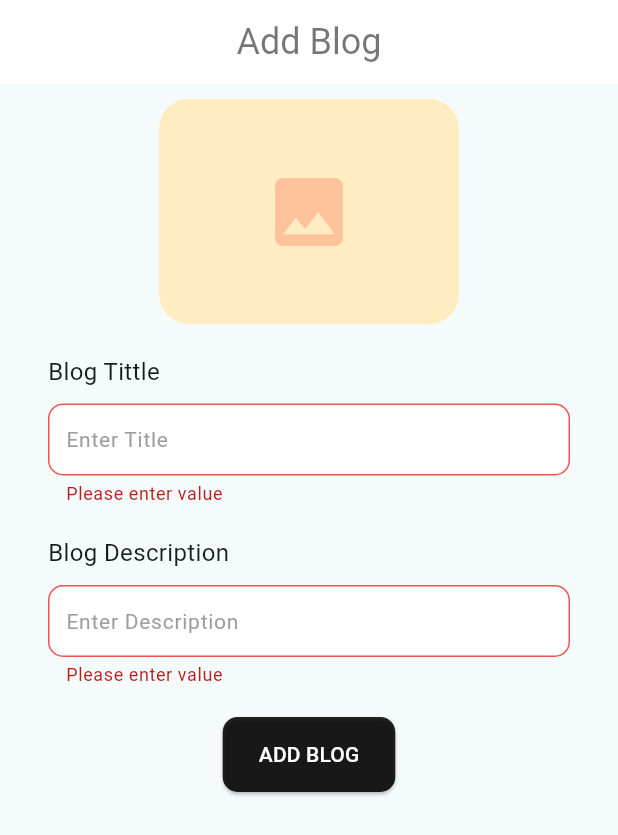
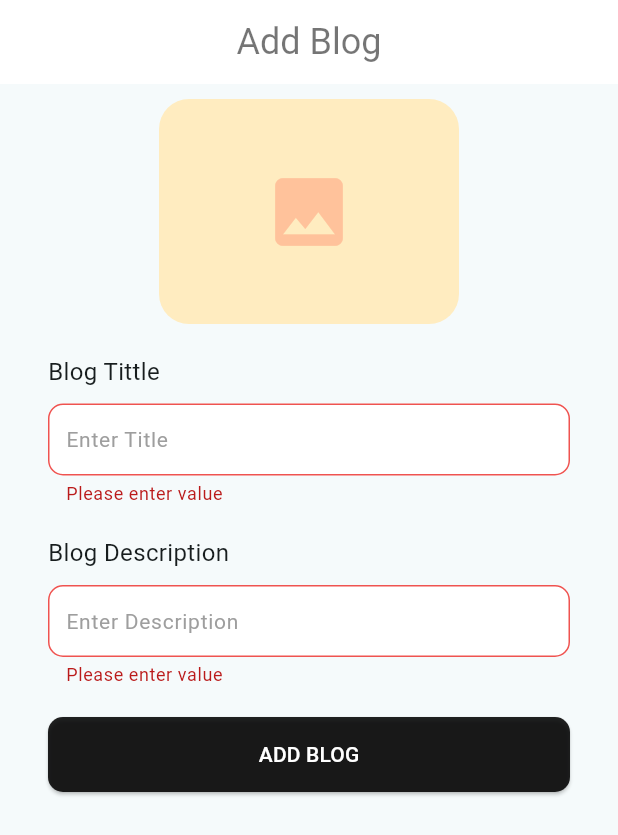
Before and after one commit to shamna-chakki/gemini_ai_app, a Flutter app: the screen it shows after launch, after a tap on "ADD BLOG", on a phone screen of 412 x 824 dp. Shown: the top 835 px of the screen. Run offline on Flutter 3.47's test engine with Material 3 defaults, Android fonts, the phone set to English and light mode, and no system bars; our stand-ins replace google_generative_ai, image_picker.

Commit message:
screens updated
screens updated

```diff
--- a/lib/main.dart
+++ b/lib/main.dart
@@ -2,13 +2,11 @@ import 'package:flutter/material.dart';
 import 'package:gemini_ai_app/env.dart';
 import 'package:gemini_ai_app/providers/blog_provider.dart';
 import 'package:gemini_ai_app/screens/add_blog_screen.dart';
-import 'package:google_generative_ai/google_generative_ai.dart';
 import 'package:provider/provider.dart';
 
 import 'services/gemini_service.dart';
 
 void main() {
-
   runApp(const MyApp());
 }
 
--- a/lib/providers/blog_provider.dart
+++ b/lib/providers/blog_provider.dart
@@ -2,6 +2,7 @@ import 'dart:developer';
 import 'dart:io';
 
 import 'package:flutter/foundation.dart';
+import 'package:google_generative_ai/google_generative_ai.dart';
 
 import '../models/blog_model.dart';
 import '../services/gemini_service.dart';
@@ -35,6 +36,7 @@ class BlogProvider extends ChangeNotifier {
     try {
       _loading = true;
       notifyListeners();
+      // _blogModel = await geminiService.generateBlog(blogModel: blogModel!);
 
       blogModel = await geminiService.generateBlog(blogModel: blogModel);
       log('${blogModel?.image?.path}', name: 'Image');
@@ -43,6 +45,8 @@ class BlogProvider extends ChangeNotifier {
         notifyListeners();
       }
       return blogModel;
+    } on GenerativeAIException catch (e) {
+      print('AI Error: ${e.message}');
     } catch (e) {
       _error = e.toString();
       notifyListeners();
--- a/lib/screens/add_blog_screen.dart
+++ b/lib/screens/add_blog_screen.dart
@@ -22,7 +22,6 @@ class _AddBlogScreenState extends State<AddBlogScreen> {
       TextEditingController();
   File? _image;
   final picker = ImagePicker();
-
 
   @override
   void dispose() {
@@ -207,10 +206,13 @@ class _AddBlogScreenState extends State<AddBlogScreen> {
                       contentPadding: EdgeInsets.all(8),
                     ),
                   ),
-                  SizedBox(height: 20,),
+                  SizedBox(height: 20),
                   SizedBox(
                     height: 50,
-                    child: ElevatedButton(
+                    width: double.infinity,
+                    child: Consumer<BlogProvider>(
+                      builder: (context,obj,child) {
+                        return ElevatedButton(
                           style: ElevatedButton.styleFrom(
                             backgroundColor: Colors.black87,
                             foregroundColor: Colors.white,
@@ -219,9 +221,21 @@ class _AddBlogScreenState extends State<AddBlogScreen> {
                             ),
                           ),
                           onPressed: () {
+                            if(obj.loading){
+                              SizedBox(
+                                width: 20,
+                                height: 20,
+                                child: CircularProgressIndicator(
+                                  strokeWidth: 2,
+                                  color: Colors.white,
+                                ),
+                              );
+                            }
                             _formUploading(context);
                           },
                           child: const Text("ADD BLOG"),
+                        );
+                      }
                     ),
                   ),
                 ],
@@ -232,6 +246,7 @@ class _AddBlogScreenState extends State<AddBlogScreen> {
       ),
     );
   }
+
   Future<void> pickImage(BuildContext context) async {
     final picked = await picker.pickImage(source: ImageSource.gallery);
     if (picked != null) {
@@ -253,16 +268,24 @@ class _AddBlogScreenState extends State<AddBlogScreen> {
 
       // Create BlogModel with only the image (Gemini will generate title and description)
       final blogModel = BlogModel(
-        title: '', // Empty, will be generated
-        description: '', // Empty, will be generated
+        title: _titleController.text, // Empty, will be generated
+        description: _descriptionController.text, // Empty, will be generated
         image: _image,
       );
 
-     final result= await context.read<BlogProvider>().getBlog(blogModel: blogModel);
+
+      final result = await context.read<BlogProvider>().getBlog(
+        blogModel: blogModel,
+      );
+
 
       if (!context.mounted) return;
-      Navigator.push(context, MaterialPageRoute(builder: (context) => BlogDetailScreen(blogModel: result!),));
-
+      Navigator.push(
+        context,
+        MaterialPageRoute(
+          builder: (context) => BlogDetailScreen(blogModel: result!),
+        ),
+      );
     }
   }
 }
```
Also changed, not shown: lib/services/gemini_service.dart (+33 -36 lines). Lines whose indentation alone changed are shown as unchanged.
